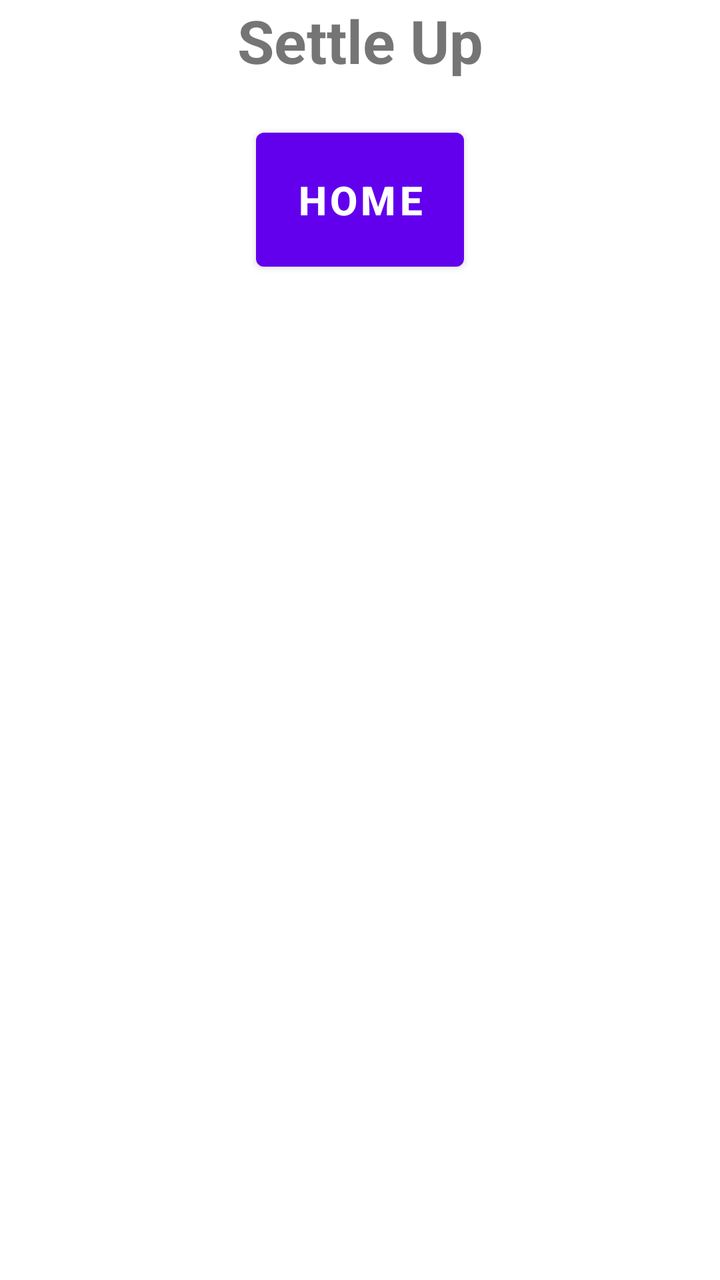
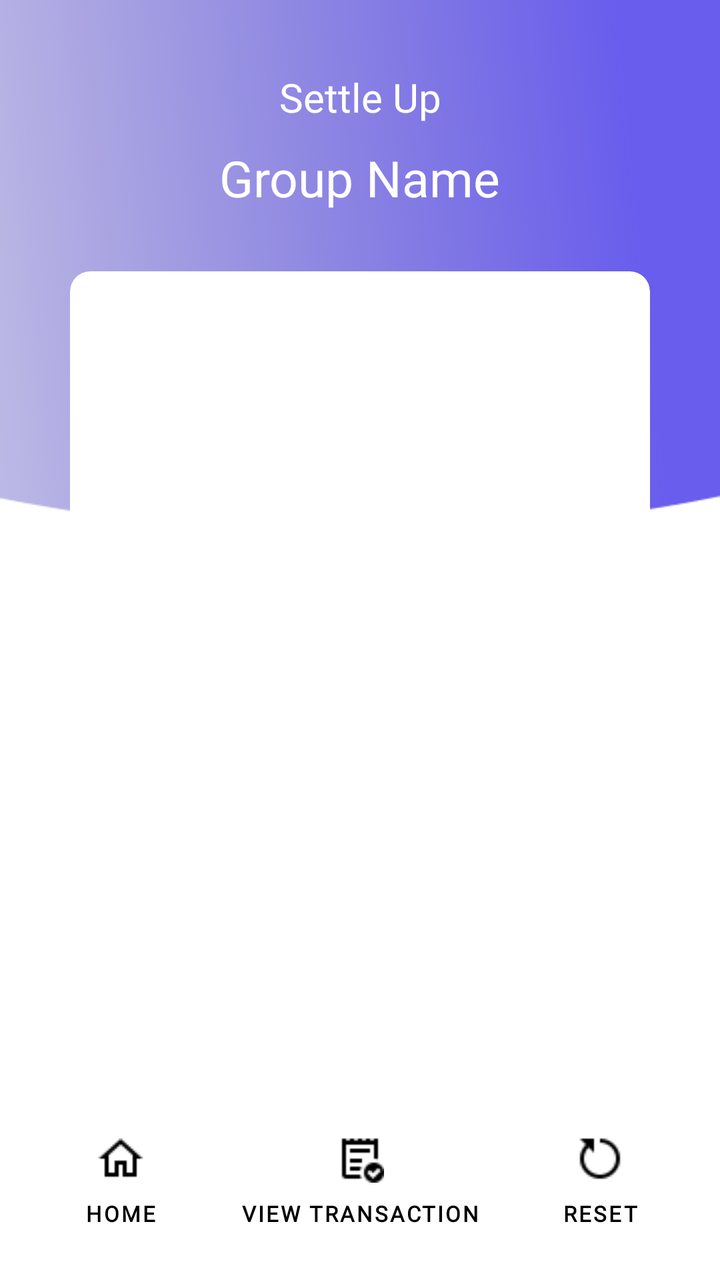

Two renders of the same Android screen: before a commit and after it. Below are the layout's source before the change and the commit's diff.
<!-- AndroidManifest.xml: application theme Theme.SplitYourBill -->
<!-- res/layout/activity_settle_up.xml -->
<?xml version="1.0" encoding="utf-8"?>
<LinearLayout xmlns:android="http://schemas.android.com/apk/res/android"
    xmlns:tools="http://schemas.android.com/tools"
    android:layout_width="match_parent"
    android:layout_height="match_parent"
    android:orientation="vertical"
    tools:context=".SettleUp">

    <TextView
        android:id="@+id/settleUpTitle"
        android:layout_width="match_parent"
        android:layout_height="wrap_content"
        android:layout_marginBottom="20dp"
        android:gravity="center_horizontal"
        android:text="@string/settle_up"
        android:textSize="30sp"
        android:textStyle="bold" />

    <ListView
        android:id="@+id/settleUpListView"
        android:layout_width="match_parent"
        android:layout_height="wrap_content"
        />

    <Button
        android:id="@+id/goHome"
        android:layout_width="wrap_content"
        android:layout_height="wrap_content"
        android:layout_marginBottom="20dp"
        android:layout_gravity="center_horizontal"
        android:padding="20dp"
        android:text="@string/home"
        android:textSize="20sp"
        android:textStyle="bold"
        />

</LinearLayout>
<!-- resources referenced by this layout -->
<resources>
  <string name="home">Home</string>
  <string name="settle_up">Settle Up</string>
  <style name="Theme.SplitYourBill" parent="Theme.MaterialComponents.Light.NoActionBar">
  
  
  
      </style>
</resources>

<!-- the commit's change to res/layout/activity_settle_up.xml (unified diff, before → after) -->
@@ -1,37 +1,122 @@
 <?xml version="1.0" encoding="utf-8"?>
-<LinearLayout xmlns:android="http://schemas.android.com/apk/res/android"
+<androidx.constraintlayout.widget.ConstraintLayout xmlns:android="http://schemas.android.com/apk/res/android"
+    xmlns:app="http://schemas.android.com/apk/res-auto"
     xmlns:tools="http://schemas.android.com/tools"
     android:layout_width="match_parent"
     android:layout_height="match_parent"
+    android:background="@drawable/background"
     android:orientation="vertical"
+    android:padding="5dp"
     tools:context=".SettleUp">
 
     <TextView
-        android:id="@+id/settleUpTitle"
+        android:id="@+id/textView"
+        android:layout_width="wrap_content"
+        android:layout_height="wrap_content"
+        android:layout_marginTop="30dp"
+        android:fontFamily="@font/poppins_medium"
+        android:text="Settle Up"
+        android:textColor="@color/white"
+        android:textSize="20sp"
+        app:layout_constraintEnd_toEndOf="parent"
+        app:layout_constraintHorizontal_bias="0.5"
+        app:layout_constraintStart_toStartOf="parent"
+        app:layout_constraintTop_toTopOf="parent" />
+
+    <TextView
+        android:id="@+id/viewGroupName"
+        android:layout_width="wrap_content"
+        android:layout_height="wrap_content"
+        android:layout_marginTop="10dp"
+        android:fontFamily="@font/poppins_medium"
+        android:text="@string/group_name"
+        android:textColor="@color/white"
+        android:textSize="25sp"
+        app:layout_constraintEnd_toEndOf="parent"
+        app:layout_constraintHorizontal_bias="0.5"
+        app:layout_constraintStart_toStartOf="parent"
+        app:layout_constraintTop_toBottomOf="@+id/textView" />
+
+    <androidx.cardview.widget.CardView
         android:layout_width="match_parent"
         android:layout_height="wrap_content"
-        android:layout_marginBottom="20dp"
-        android:gravity="center_horizontal"
-        android:text="@string/settle_up"
-        android:textSize="30sp"
-        android:textStyle="bold" />
+        android:layout_marginStart="30dp"
+        android:layout_marginTop="30dp"
+        android:layout_marginEnd="30dp"
+        android:background="@color/white"
+        app:cardCornerRadius="10dp"
+        app:cardElevation="0dp"
+        app:layout_constraintEnd_toEndOf="parent"
+        app:layout_constraintHorizontal_bias="0.5"
+        app:layout_constraintStart_toStartOf="parent"
+        app:layout_constraintTop_toBottomOf="@+id/viewGroupName">
 
-    <ListView
-        android:id="@+id/settleUpListView"
-        android:layout_width="match_parent"
-        android:layout_height="wrap_content"
-        />
+
+        <ListView
+            android:id="@+id/settleUpListView"
+            android:layout_width="match_parent"
+            android:layout_height="400dp" />
+
+    </androidx.cardview.widget.CardView>
 
     <Button
-        android:id="@+id/goHome"
+        android:id="@+id/goToHomeButton"
         android:layout_width="wrap_content"
         android:layout_height="wrap_content"
-        android:layout_marginBottom="20dp"
-        android:layout_gravity="center_horizontal"
-        android:padding="20dp"
+        android:layout_marginBottom="10dp"
+
+        android:background="@color/transparent"
+        android:drawableTop="@drawable/home"
+        android:fontFamily="@font/poppins"
+        android:padding="5dp"
         android:text="@string/home"
-        android:textSize="20sp"
+        android:textColor="@color/black"
+        android:textSize="11sp"
         android:textStyle="bold"
-        />
+        app:layout_constraintBottom_toBottomOf="parent"
+        app:layout_constraintEnd_toStartOf="@+id/showTransButton"
+        app:layout_constraintHorizontal_bias="0.5"
+        app:layout_constraintStart_toStartOf="parent" />
 
-</LinearLayout>
+    <Button
+        android:id="@+id/showTransButton"
+        android:layout_width="wrap_content"
+        android:layout_height="wrap_content"
+        android:layout_marginBottom="10dp"
+        android:background="@color/transparent"
+        android:drawableTop="@drawable/paid"
+        android:fontFamily="@font/poppins"
+        android:padding="5dp"
+        android:text="@string/view_transaction"
+        android:textColor="@color/black"
+        android:textSize="11sp"
+        android:textStyle="bold"
+        app:layout_constraintBottom_toBottomOf="parent"
+        app:layout_constraintEnd_toStartOf="@+id/resetButton"
+        app:layout_constraintHorizontal_bias="0.5"
+        app:layout_constraintStart_toEndOf="@+id/goToHomeButton" />
+
+    <Button
+        android:id="@+id/resetButton"
+        android:layout_width="wrap_content"
+        android:layout_height="wrap_content"
+        android:layout_marginBottom="10dp"
+        android:background="@color/transparent"
+        android:drawableTop="@drawable/reset"
+        android:fontFamily="@font/poppins"
+        android:padding="5dp"
+
+        android:text="@string/reset"
+
+        android:textColor="@color/black"
+        android:textSize="11sp"
+        android:textStyle="bold"
+        app:layout_constraintBottom_toBottomOf="parent"
+        app:layout_constraintEnd_toEndOf="parent"
+        app:layout_constraintHorizontal_bias="0.5"
+        app:layout_constraintStart_toEndOf="@+id/showTransButton" />
+
+
+
+
+</androidx.constraintlayout.widget.ConstraintLayout>
<!-- resource entries referenced after the edit -->
@@ -1,7 +1,16 @@
 <!-- resources referenced by this layout -->
 <resources>
+  <color name="black">#FF000000</color>
+  <color name="transparent">#00FFFFFF</color>
+  <color name="white">#FFFFFFFF</color>
+  <!-- drawable background: png bitmap (drawable, 30810 bytes) -->
+  <!-- drawable home: png bitmap (drawable, 303 bytes) -->
+  <!-- drawable paid: png bitmap (drawable, 299 bytes) -->
+  <!-- drawable reset: png bitmap (drawable, 388 bytes) -->
+  <string name="group_name">Group Name</string>
   <string name="home">Home</string>
-  <string name="settle_up">Settle Up</string>
+  <string name="reset">Reset</string>
+  <string name="view_transaction">View Transaction</string>
   <style name="Theme.SplitYourBill" parent="Theme.MaterialComponents.Light.NoActionBar">
   
   
